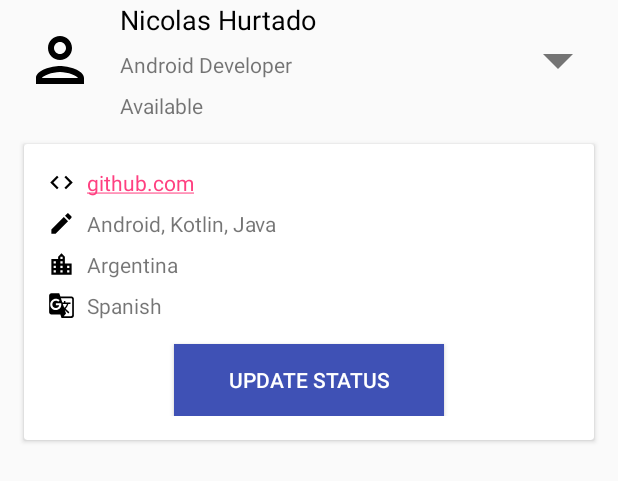
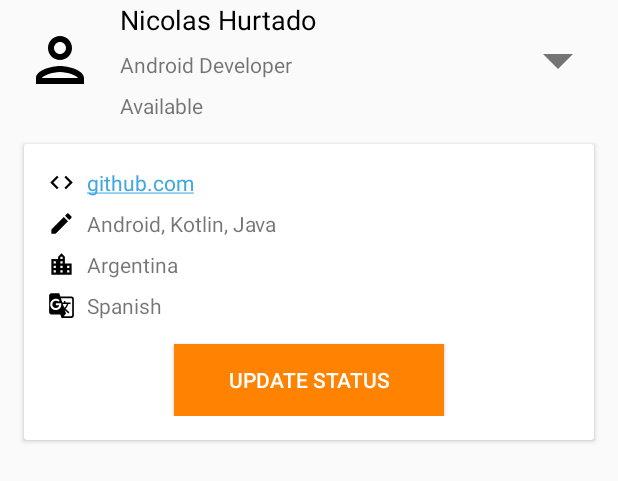
Before and after one commit to nicolashleon/PagerApp, an Android app: the layout item_team_member.xml on its own in the app's theme, with its tools: preview values and no code run, on a phone screen of 412 x 824 dp. Shown: the top 481 px of the screen. Run offline under Robolectric (Android 15) with nearby library versions, the phone set to English and light mode, and no system bars.

Commit message:
Updated the styles and colors to match the Pager's brand ones.

```diff
--- a/app/src/main/res/values/colors.xml
+++ b/app/src/main/res/values/colors.xml
@@ -1,6 +1,6 @@
 <?xml version="1.0" encoding="utf-8"?>
 <resources>
-    <color name="colorPrimary">#3F51B5</color>
-    <color name="colorPrimaryDark">#303F9F</color>
-    <color name="colorAccent">#FF4081</color>
+    <color name="colorPrimary">#ff8200</color>
+    <color name="colorPrimaryDark">#cf6b02</color>
+    <color name="colorAccent">#41a8df</color>
 </resources>
```
